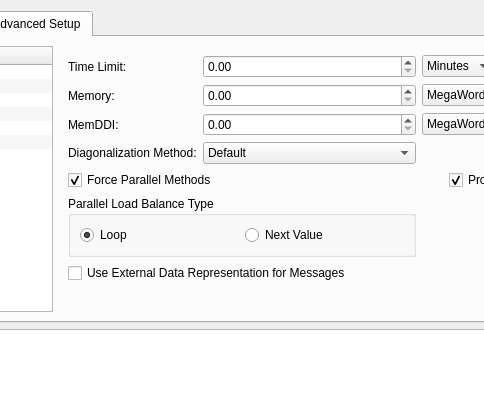
First picture: the form in libavogadro/src/extensions/gamessinputdialog.ui, repository cryos/avogadro, before the edit; both pictures show x 119 to 603 and y 0 to 395 of the 785 by 660 pixel window.
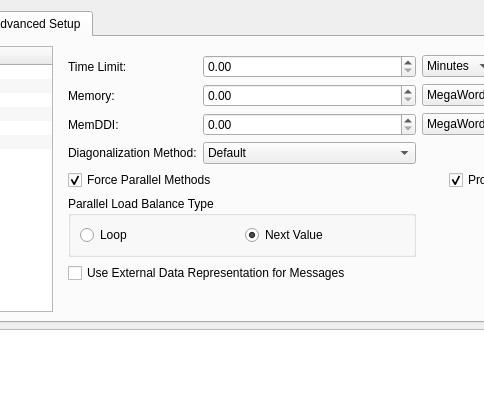
Second picture: the form after the edit. The open tabs and pages were chosen to show the change.

Diff of the .ui file:
```diff
--- a/libavogadro/src/extensions/gamessinputdialog.ui
+++ b/libavogadro/src/extensions/gamessinputdialog.ui
@@ -1900,14 +1900,17 @@
                  <string>Loop</string>
                 </property>
                 <property name="checked">
-                 <bool>true</bool>
+                 <bool>false</bool>
                 </property>
                </widget>
               </item>
               <item>
                <widget class="QRadioButton" name="systemNextRadio">
                 <property name="text">
-                 <string>Next Value</string>
+                 <string comment="&quot;Next Value&quot; load balancing - dynamically assign nodes work">Next Value</string>
+                </property>
+                <property name="checked">
+                 <bool>true</bool>
                 </property>
                </widget>
               </item>
```
Left out of the diff: 10 changed lines with no effect on the pictures. Lines whose indentation alone changed are shown as unchanged.
